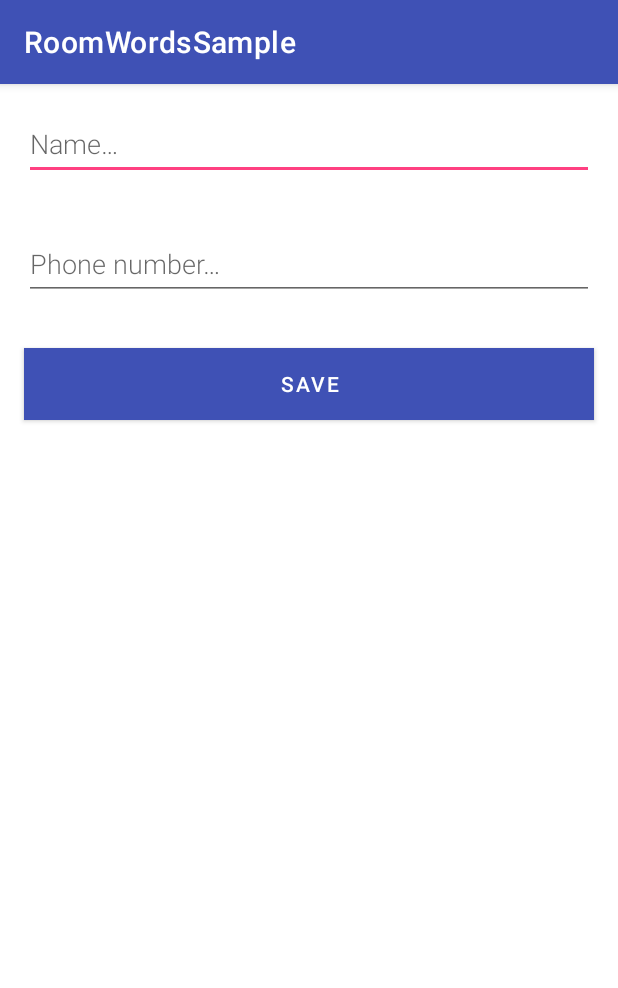
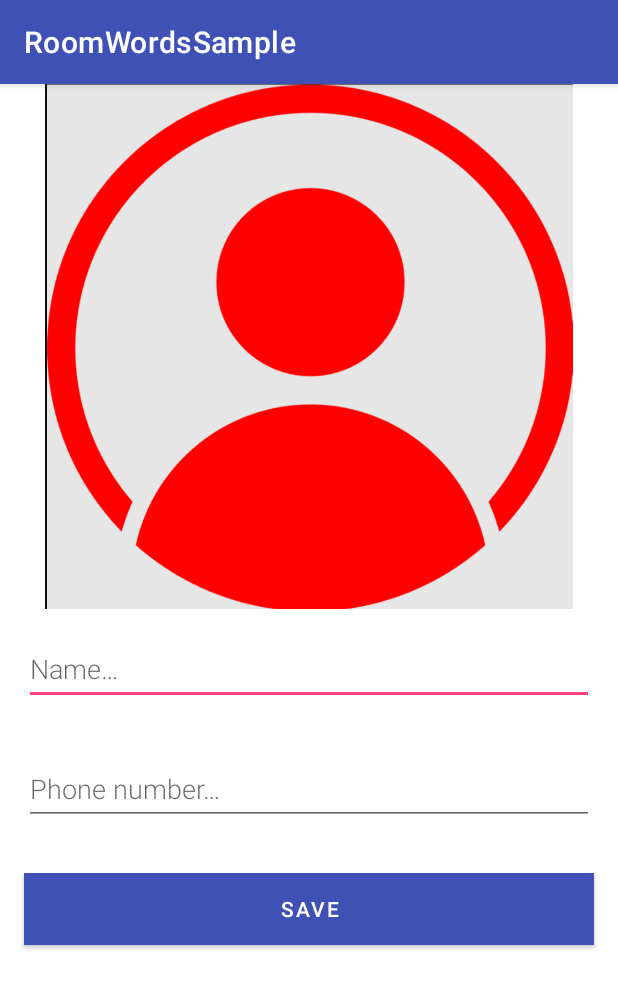
Before and after one commit to AlmuFerCar/android-room-with-a-view-master, an Android app: the screen it shows after launch (NewContactActivity), after a tap on "Add word", on a phone screen of 412 x 824 dp. Shown: the top 988 px of the screen. Run offline under Robolectric (Android 15) with nearby library versions, the phone set to English and light mode, and no system bars; our stand-ins replace Room's generated code.

Commit message:
imagen añadida

```diff
--- a/app/src/main/res/layout/activity_contact_view.xml
+++ b/app/src/main/res/layout/activity_contact_view.xml
@@ -11,7 +11,7 @@
         android:id="@+id/backView"
         android:layout_width="match_parent"
         android:layout_height="350dp"
-
+        android:src="@drawable/contact"
         app:layout_constraintEnd_toEndOf="parent"
         app:layout_constraintStart_toStartOf="parent"
         app:layout_constraintTop_toTopOf="parent"
--- a/app/src/main/res/layout/activity_new_contact.xml
+++ b/app/src/main/res/layout/activity_new_contact.xml
@@ -18,7 +18,12 @@ limitations under the License. -->
     android:orientation="vertical"
     android:layout_width="match_parent"
     android:layout_height="match_parent">
-
+    <ImageView
+        android:id="@+id/backView"
+        android:layout_width="match_parent"
+        android:layout_height="350dp"
+        android:src="@drawable/contact"
+        />
     <EditText
         android:id="@+id/edit_name"
         android:layout_width="match_parent"
```
Also changed, not shown: app/src/main/res/drawable/contact.png (added).
